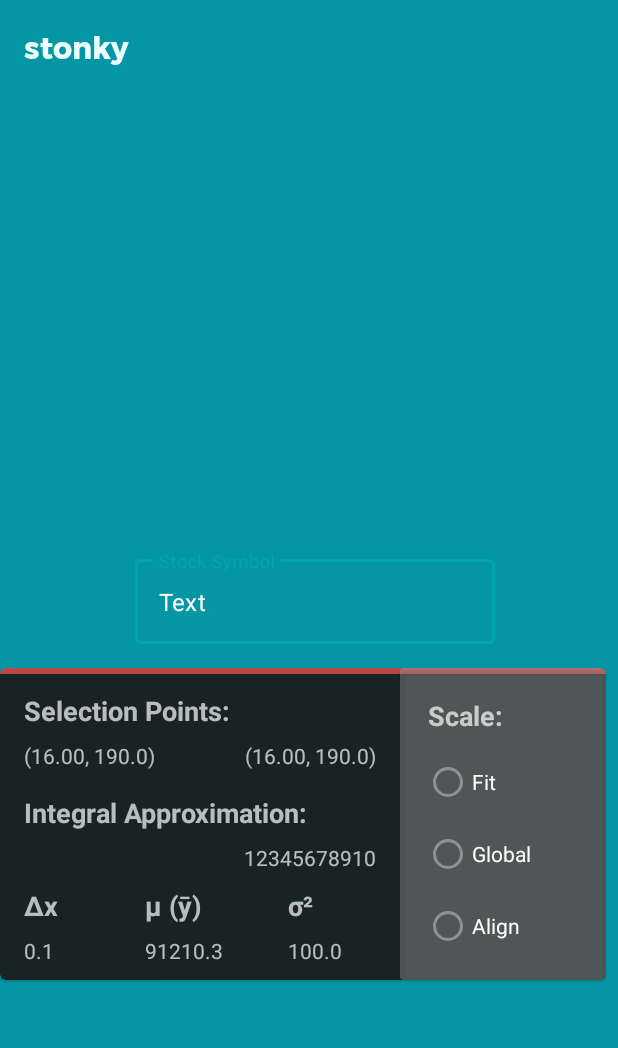
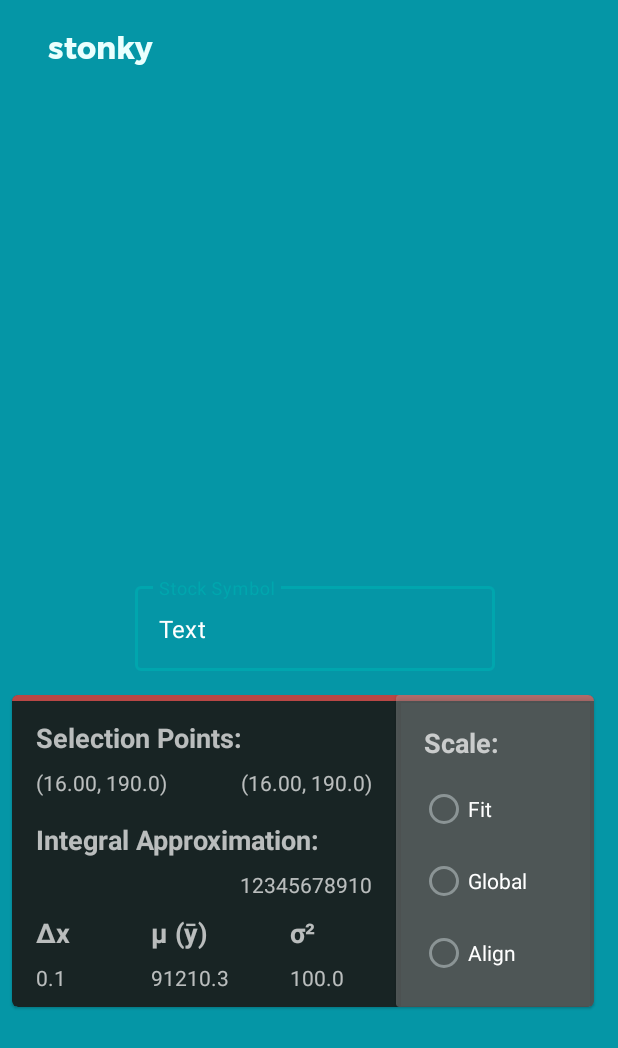
Before and after one commit to musotec/stonky, an Android app built with Jetpack Compose: the layout stonky_quicktrade.xml on its own in the app's theme, with its tools: preview values and no code run, on a phone screen of 412 x 824 dp. Shown: the top 1048 px of the screen. Run offline under Robolectric (Android 15) with nearby library versions, the phone set to English and light mode, and no system bars; Roboto replaces fonts that are not available here.

Commit message:
clean up android ui and fix symbol reloading

```diff
--- a/android/app/src/main/java/tech/muso/stonky/android/stocks/GraphStockFragment.kt
+++ b/android/app/src/main/java/tech/muso/stonky/android/stocks/GraphStockFragment.kt
@@ -15,6 +15,7 @@ import android.widget.TextView
 import androidx.core.content.ContextCompat
 import androidx.core.graphics.BlendModeColorFilterCompat
 import androidx.core.graphics.BlendModeCompat
+import androidx.core.widget.addTextChangedListener
 import androidx.fragment.app.Fragment
 import androidx.lifecycle.LifecycleOwner
 import androidx.lifecycle.lifecycleScope
@@ -100,10 +101,16 @@ class GraphStockFragment : Fragment(), LifecycleOwner {
         viewLifecycleOwner.lifecycleScope.launchWhenResumed {
             val rekoilScope = RekoilScope(lifecycleScope + this.coroutineContext + Dispatchers.Main)
 
+            var setTextJob: Job? = null
             val stock: Atom<String> = rekoilScope.atom { defaultStock }
-//            inputTextView.addTextChangedListener {
-//                stock.value = it?.toString() ?: ""
-//            }
+            // when input text changes, then load from server
+            inputTextView.addTextChangedListener {
+                setTextJob?.cancel()
+                setTextJob = launch {
+                    delay(1000)
+                    stock.value = it?.toString() ?: ""
+                }
+            }
 
             inputTextView.setOnFocusChangeListener { v, hasFocus ->
                 if (!hasFocus) {
--- a/android/app/src/main/res/layout/stonky_quicktrade.xml
+++ b/android/app/src/main/res/layout/stonky_quicktrade.xml
@@ -22,62 +22,37 @@
             android:layout_width="wrap_content"
             android:layout_height="wrap_content"
             android:orientation="horizontal"
-            app:layout_constraintGuide_percent="0.55" />
+            app:layout_constraintGuide_percent="0.55"/>
 
         <androidx.constraintlayout.widget.Guideline
             android:id="@+id/outer_guideline"
             android:layout_width="wrap_content"
             android:layout_height="wrap_content"
             android:orientation="vertical"
-            app:layout_constraintGuide_percent="0.655" />
-
-        <!--        VIEWS -->
-        <com.google.android.material.appbar.AppBarLayout
-            android:id="@+id/titleBar"
-            android:layout_width="match_parent"
-            android:layout_height="wrap_content"
-            android:animationCache="false"
-            android:background="@android:color/transparent"
-            android:fitsSystemWindows="true"
-            android:theme="@style/AppTheme.AppBarOverlay"
-            app:elevation="0dp"
-            app:layout_constraintEnd_toEndOf="parent"
-            app:layout_constraintStart_toStartOf="parent"
-            app:layout_constraintTop_toTopOf="parent">
-            <!-- LinearLayout used instead of ConstraintLayout for faster
-            horizontal orientation within the AppBarLayout, which is vertical only.  -->
-            <LinearLayout
-                android:layout_width="wrap_content"
-                android:layout_height="wrap_content"
-                android:orientation="horizontal">
-
-                <TextView
-                    android:id="@+id/title"
-                    android:layout_width="wrap_content"
-                    android:layout_height="wrap_content"
-                    android:text="@string/app_name"
-                    android:textColor="?attr/colorTitleTextPrimary"
-                    style="?attr/titleTextStylePrimary" />
-
-                <!--            <TextView-->
-                <!--                android:id="@+id/title2"-->
-                <!--                android:layout_width="wrap_content"-->
-                <!--                android:layout_height="wrap_content"-->
-                <!--                android:text="@string/sub_name"-->
-                <!--                android:textColor="?attr/colorTitleTextSecondary"-->
-                <!--                style="?attr/titleTextStyleSecondary"/>-->
-            </LinearLayout>
-        </com.google.android.material.appbar.AppBarLayout>
+            app:layout_constraintGuide_percent="0.655"/>
 
         <tech.muso.demo.graph.spark.LineGraphView
             android:id="@+id/sparkLineGraph"
             android:layout_width="0dp"
             android:layout_height="0dp"
-            android:layout_margin="8dp"
+            android:layout_marginStart="8dp"
+            android:layout_marginTop="36dp"
+            android:layout_marginEnd="8dp"
+            app:layout_constraintBottom_toBottomOf="@id/content_guideline"
             app:layout_constraintEnd_toEndOf="parent"
             app:layout_constraintStart_toStartOf="parent"
-            app:layout_constraintBottom_toBottomOf="@id/content_guideline"
-            app:layout_constraintTop_toBottomOf="@+id/titleBar" />
+            app:layout_constraintTop_toTopOf="@+id/title"/>
+
+        <TextView
+            android:id="@+id/title"
+            style="?attr/titleTextStylePrimary"
+            android:layout_width="wrap_content"
+            android:layout_height="wrap_content"
+            android:layout_marginStart="8dp"
+            android:text="@string/app_name"
+            android:textColor="?attr/colorTitleTextPrimary"
+            app:layout_constraintStart_toStartOf="@+id/sparkLineGraph"
+            app:layout_constraintTop_toTopOf="parent"/>
 
         <com.google.android.material.tabs.TabLayout
             android:id="@+id/tabs"
@@ -96,28 +71,28 @@
 
         <com.google.android.material.floatingactionbutton.FloatingActionButton
             android:id="@+id/floatingActionButton1"
-            android:visibility="gone"
             android:layout_width="wrap_content"
             android:layout_height="wrap_content"
             android:layout_marginStart="8dp"
+            android:visibility="gone"
             app:layout_constraintBottom_toBottomOf="@+id/floatingActionButton2"
             app:layout_constraintEnd_toStartOf="@+id/inputLayout"
             app:layout_constraintStart_toStartOf="parent"
             app:layout_constraintTop_toTopOf="@+id/floatingActionButton2"
             app:shapeAppearance="@style/ShapeAppearanceOverlay.Cut"
-            app:srcCompat="@android:drawable/ic_menu_edit" />
+            app:srcCompat="@android:drawable/ic_menu_edit"/>
 
         <com.google.android.material.floatingactionbutton.FloatingActionButton
             android:id="@+id/floatingActionButton2"
-            android:visibility="gone"
             android:layout_width="wrap_content"
             android:layout_height="wrap_content"
+            android:visibility="gone"
             app:layout_constraintBottom_toBottomOf="@+id/inputLayout"
             app:layout_constraintEnd_toEndOf="@+id/sparkLineGraph"
             app:layout_constraintStart_toEndOf="@+id/inputLayout"
             app:layout_constraintTop_toBottomOf="@+id/sparkLineGraph"
             app:shapeAppearance="@style/ShapeAppearanceOverlay.Cut"
-            app:srcCompat="@android:drawable/ic_menu_edit" />
+            app:srcCompat="@android:drawable/ic_menu_edit"/>
 
         <LinearLayout
             android:id="@+id/inputLayout"
@@ -144,7 +119,7 @@
                     android:layout_width="match_parent"
                     android:layout_height="match_parent"
                     android:inputType="textCapCharacters"
-                    android:text="Text" />
+                    android:text="Text"/>
 
             </com.google.android.material.textfield.TextInputLayout>
 
@@ -154,6 +129,8 @@
             android:id="@+id/card"
             android:layout_width="0dp"
             android:layout_height="208dp"
+            android:layout_marginStart="8dp"
+            android:layout_marginEnd="8dp"
             app:layout_constraintEnd_toEndOf="@+id/tabs"
             app:layout_constraintStart_toStartOf="parent"
             app:layout_constraintTop_toBottomOf="@+id/inputLayout"
@@ -168,7 +145,7 @@
                     android:layout_width="wrap_content"
                     android:layout_height="wrap_content"
                     android:orientation="vertical"
-                    app:layout_constraintGuide_percent="0.66" />
+                    app:layout_constraintGuide_percent="0.66"/>
 
                 <androidx.cardview.widget.CardView
                     android:id="@+id/cardView"
@@ -198,28 +175,28 @@
                             android:padding="8dp"
                             android:text="Scale:"
                             android:textAppearance="@style/TextAppearance.AppCompat.Medium"
-                            android:textStyle="bold" />
+                            android:textStyle="bold"/>
 
                         <com.google.android.material.radiobutton.MaterialRadioButton
                             android:id="@+id/radioButtonFit"
                             android:layout_width="wrap_content"
                             android:layout_height="wrap_content"
                             android:layout_marginStart="16dp"
-                            tools:text="Fit" />
+                            tools:text="Fit"/>
 
                         <com.google.android.material.radiobutton.MaterialRadioButton
                             android:id="@+id/radioButtonGlobal"
                             android:layout_width="wrap_content"
                             android:layout_height="wrap_content"
                             android:layout_marginStart="16dp"
-                            tools:text="Global" />
+                            tools:text="Global"/>
 
                         <com.google.android.material.radiobutton.MaterialRadioButton
                             android:id="@+id/radioButtonAlign"
                             android:layout_width="wrap_content"
                             android:layout_height="wrap_content"
                             android:layout_marginStart="16dp"
-                            tools:text="Align" />
+                            tools:text="Align"/>
 
                     </RadioGroup>
                 </androidx.cardview.widget.CardView>
@@ -234,7 +211,7 @@
                     android:textAppearance="@style/TextAppearance.AppCompat.Medium"
                     android:textStyle="bold"
                     app:layout_constraintStart_toStartOf="parent"
-                    app:layout_constraintTop_toTopOf="parent" />
+                    app:layout_constraintTop_toTopOf="parent"/>
 
                 <TextView
                     android:id="@+id/end_point"
@@ -244,7 +221,7 @@
                     android:layout_marginEnd="16dp"
                     android:text="(16.00, 190.0)"
                     app:layout_constraintEnd_toStartOf="@+id/guideline"
-                    app:layout_constraintTop_toBottomOf="@+id/point_label" />
+                    app:layout_constraintTop_toBottomOf="@+id/point_label"/>
 
                 <TextView
                     android:id="@+id/start_point"
@@ -253,7 +230,7 @@
                     android:layout_marginTop="8dp"
                     android:text="(16.00, 190.0)"
                     app:layout_constraintStart_toStartOf="@+id/point_label"
-                    app:layout_constraintTop_toBottomOf="@+id/point_label" />
+                    app:layout_constraintTop_toBottomOf="@+id/point_label"/>
 
 
                 <TextView
@@ -266,7 +243,7 @@
                     android:textAppearance="@style/TextAppearance.AppCompat.Medium"
                     android:textStyle="bold"
                     app:layout_constraintStart_toStartOf="parent"
-                    app:layout_constraintTop_toBottomOf="@+id/start_point" />
+                    app:layout_constraintTop_toBottomOf="@+id/start_point"/>
 
                 <TextView
                     android:id="@+id/trapezoidal_integral_value"
@@ -276,7 +253,7 @@
                     android:layout_marginEnd="16dp"
                     android:text="12345678910"
                     app:layout_constraintEnd_toStartOf="@+id/guideline"
-                    app:layout_constraintTop_toBottomOf="@+id/integral_label" />
+                    app:layout_constraintTop_toBottomOf="@+id/integral_label"/>
 
                 <TextView
                     android:id="@+id/label_delta_x"
@@ -289,7 +266,7 @@
                     app:layout_constraintHorizontal_chainStyle="spread_inside"
                     app:layout_constraintStart_toStartOf="@+id/integral_label"
                     app:layout_constraintTop_toBottomOf="@+id/trapezoidal_integral_value"
-                    app:layout_constraintVertical_chainStyle="packed" />
+                    app:layout_constraintVertical_chainStyle="packed"/>
 
                 <TextView
                     android:id="@+id/label_mean"
@@ -301,7 +278,7 @@
                     app:layout_constraintEnd_toStartOf="@+id/label_variance"
                     app:layout_constraintHorizontal_bias="0.5"
                     app:layout_constraintStart_toEndOf="@+id/label_delta_x"
-                    app:layout_constraintTop_toTopOf="@+id/label_delta_x" />
+                    app:layout_constraintTop_toTopOf="@+id/label_delta_x"/>
 
                 <TextView
                     android:id="@+id/label_variance"
@@ -313,7 +290,7 @@
                     app:layout_constraintEnd_toStartOf="@+id/guideline"
                     app:layout_constraintHorizontal_bias="0.5"
                     app:layout_constraintStart_toEndOf="@+id/label_mean"
-                    app:layout_constraintTop_toTopOf="@+id/label_mean" />
+                    app:layout_constraintTop_toTopOf="@+id/label_mean"/>
 
                 <TextView
                     android:id="@+id/text_delta_x"
@@ -323,7 +300,7 @@
                     android:text="0.1"
                     app:layout_constraintBottom_toBottomOf="parent"
                     app:layout_constraintStart_toStartOf="@+id/label_delta_x"
-                    app:layout_constraintTop_toBottomOf="@+id/label_delta_x" />
+                    app:layout_constraintTop_toBottomOf="@+id/label_delta_x"/>
 
                 <TextView
                     android:id="@+id/text_mean"
@@ -331,7 +308,7 @@
                     android:layout_height="wrap_content"
                     android:text="91210.3 "
                     app:layout_constraintStart_toStartOf="@+id/label_mean"
-                    app:layout_constraintTop_toTopOf="@+id/text_delta_x" />
+                    app:layout_constraintTop_toTopOf="@+id/text_delta_x"/>
 
                 <TextView
                     android:id="@+id/text_variance"
@@ -339,7 +316,7 @@
                     android:layout_height="wrap_content"
                     android:text="100.0"
                     app:layout_constraintStart_toStartOf="@+id/label_variance"
-                    app:layout_constraintTop_toTopOf="@+id/text_mean" />
+                    app:layout_constraintTop_toTopOf="@+id/text_mean"/>
 
                 <View
                     android:id="@+id/line_color_indicator"
@@ -350,7 +327,7 @@
                     app:layout_constraintEnd_toEndOf="parent"
                     app:layout_constraintStart_toStartOf="parent"
                     app:layout_constraintTop_toTopOf="parent"
-                    tools:background="@color/colorAccentRed" />
+                    tools:background="@color/colorAccentRed"/>
 
             </androidx.constraintlayout.widget.ConstraintLayout>
 
```
